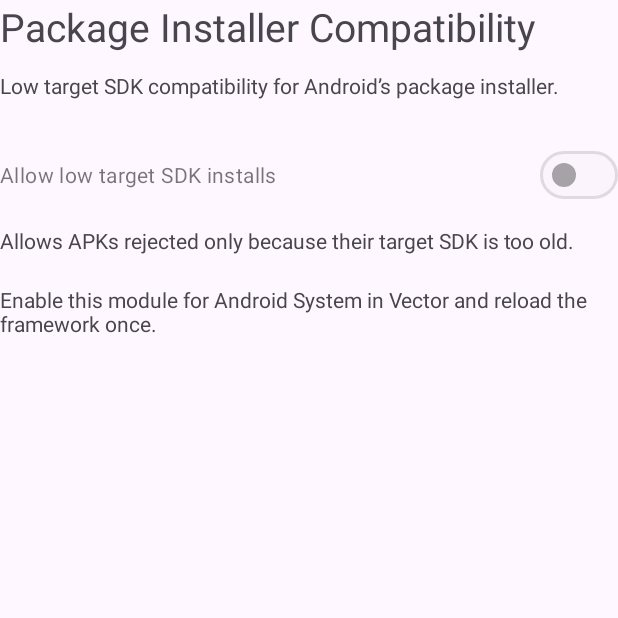
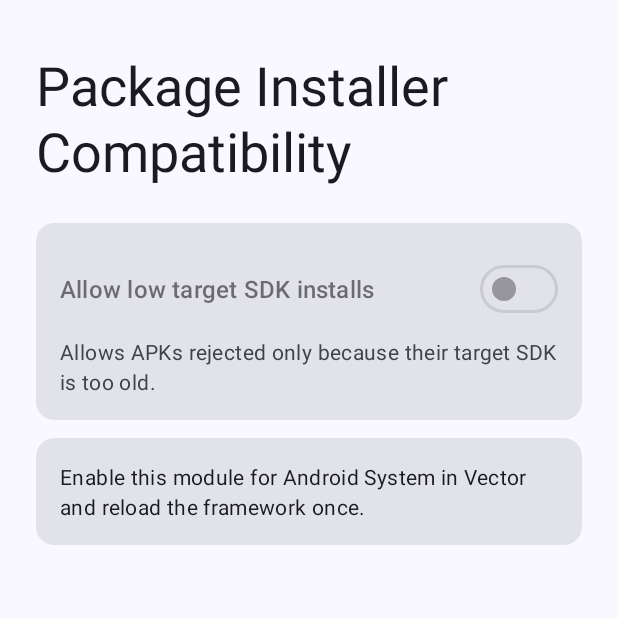
Before and after one commit to OneUI-Mods/package-installer-compat, an Android app: the screen it shows after launch (MainActivity), on a phone screen of 412 x 824 dp, the top half of it. Run offline under Robolectric (Android 15) with nearby library versions, the phone set to English and light mode, and no system bars; libraries missing offline, so code that uses them is left out: io.github.libxposed.service; 4 statements that could not run were skipped.

Commit message:
Redesign installer settings with Material 3

```diff
--- a/app/build.gradle
+++ b/app/build.gradle
@@ -12,8 +12,8 @@ android {
         applicationId 'dev.ryuya.packageinstallercompat'
         minSdk 34
         targetSdk 37
-        versionCode 4
-        versionName '0.2.2'
+        versionCode 6
+        versionName '0.2.4'
     }
     buildFeatures {
         buildConfig true
--- a/app/src/main/java/dev/ryuya/packageinstallercompat/CompatApplication.kt
+++ b/app/src/main/java/dev/ryuya/packageinstallercompat/CompatApplication.kt
@@ -5,6 +5,7 @@ import android.content.SharedPreferences
 import android.os.Handler
 import android.os.Looper
 import androidx.lifecycle.MutableLiveData
+import com.google.android.material.color.DynamicColors
 import io.github.libxposed.service.XposedService
 import io.github.libxposed.service.XposedServiceHelper
 import java.util.concurrent.LinkedBlockingQueue
@@ -28,6 +29,7 @@ class CompatApplication : Application() {
 
     override fun onCreate() {
         super.onCreate()
+        DynamicColors.applyToActivitiesIfAvailable(this)
         XposedServiceHelper.registerListener(object : XposedServiceHelper.OnServiceListener {
             override fun onServiceBind(bound: XposedService) {
                 main.post {
--- a/app/src/main/java/dev/ryuya/packageinstallercompat/MainActivity.kt
+++ b/app/src/main/java/dev/ryuya/packageinstallercompat/MainActivity.kt
@@ -1,45 +1,41 @@
 package dev.ryuya.packageinstallercompat
 
+import android.content.res.Configuration
 import android.os.Bundle
-import android.widget.LinearLayout
-import android.widget.ScrollView
+import android.view.View
 import android.widget.TextView
 import androidx.appcompat.app.AppCompatActivity
 import androidx.core.view.ViewCompat
+import androidx.core.view.WindowCompat
 import androidx.core.view.WindowInsetsCompat
+import com.google.android.material.R as MaterialR
+import com.google.android.material.card.MaterialCardView
+import com.google.android.material.color.MaterialColors
 import com.google.android.material.materialswitch.MaterialSwitch
 
 class MainActivity : AppCompatActivity() {
     override fun onCreate(savedInstanceState: Bundle?) {
         super.onCreate(savedInstanceState)
+        setContentView(R.layout.activity_main)
+        val nightMode = resources.configuration.uiMode and Configuration.UI_MODE_NIGHT_MASK
+        val lightBackground = nightMode != Configuration.UI_MODE_NIGHT_YES
+        WindowCompat.getInsetsController(window, window.decorView).apply {
+            isAppearanceLightStatusBars = lightBackground
+            isAppearanceLightNavigationBars = lightBackground
+        }
+
         val app = application as CompatApplication
-        val body = LinearLayout(this).apply { orientation = LinearLayout.VERTICAL }
-        val scroll = ScrollView(this).apply { addView(body) }
-        ViewCompat.setOnApplyWindowInsetsListener(body) { view, insets ->
-            val bars = insets.getInsets(WindowInsetsCompat.Type.systemBars() or WindowInsetsCompat.Type.displayCutout())
-            view.setPadding(bars.left + dp(24), bars.top + dp(24), bars.right + dp(24), bars.bottom + dp(24))
+        val scroll = findViewById<View>(R.id.settings_scroll)
+        val lowTargetToggle = findViewById<MaterialSwitch>(R.id.low_target_toggle)
+        val statusCard = findViewById<MaterialCardView>(R.id.status_card)
+        val status = findViewById<TextView>(R.id.connection_status)
+
+        ViewCompat.setOnApplyWindowInsetsListener(scroll) { view, insets ->
+            val safeArea = WindowInsetsCompat.Type.systemBars() or WindowInsetsCompat.Type.displayCutout()
+            val bars = insets.getInsets(safeArea)
+            view.setPadding(bars.left, bars.top, bars.right, bars.bottom)
             insets
         }
-        body.addView(TextView(this).apply {
-            setText(R.string.app_name)
-            textSize = 26f
-        })
-        body.addView(TextView(this).apply {
-            setText(R.string.description)
-            setPadding(0, dp(12), 0, dp(24))
-        })
-        val lowTargetToggle = MaterialSwitch(this).apply {
-            setText(R.string.allow_old_sdk)
-            minHeight = dp(52)
-        }
-        body.addView(lowTargetToggle)
-        body.addView(TextView(this).apply {
-            setText(R.string.low_target_detail)
-            setPadding(0, dp(8), 0, dp(20))
-        })
-        val status = TextView(this)
-        body.addView(status)
-        setContentView(scroll)
 
         app.connection.observe(this) { state ->
             lowTargetToggle.setOnCheckedChangeListener(null)
@@ -48,13 +44,23 @@ class MainActivity : AppCompatActivity() {
             lowTargetToggle.setOnCheckedChangeListener { _, enabled ->
                 app.setLowTargetSdkAllowed(enabled)
             }
-            status.text = when {
-                state.saveFailed -> getString(R.string.setting_error)
-                state.framework != null -> getString(R.string.framework_connected, state.framework)
-                else -> getString(R.string.connection_required)
-            }
+            renderConnectionStatus(state, statusCard, status)
         }
     }
 
-    private fun dp(value: Int) = (value * resources.displayMetrics.density).toInt()
+    private fun renderConnectionStatus(state: Connection, card: MaterialCardView, text: TextView) {
+        val message = when {
+            state.saveFailed -> getString(R.string.setting_error)
+            state.framework != null -> getString(R.string.framework_connected, state.framework)
+            else -> getString(R.string.connection_required)
+        }
+        val (containerColor, textColor) = when {
+            state.saveFailed -> MaterialR.attr.colorErrorContainer to MaterialR.attr.colorOnErrorContainer
+            state.framework != null -> MaterialR.attr.colorSecondaryContainer to MaterialR.attr.colorOnSecondaryContainer
+            else -> MaterialR.attr.colorSurfaceContainer to MaterialR.attr.colorOnSurfaceVariant
+        }
+        card.setCardBackgroundColor(MaterialColors.getColor(card, containerColor))
+        text.setTextColor(MaterialColors.getColor(text, textColor))
+        text.text = message
+    }
 }
--- /dev/null
+++ b/app/src/main/res/layout/activity_main.xml
@@ -0,0 +1,89 @@
+<?xml version="1.0" encoding="utf-8"?>
+<ScrollView xmlns:android="http://schemas.android.com/apk/res/android"
+    xmlns:app="http://schemas.android.com/apk/res-auto"
+    android:id="@+id/settings_scroll"
+    android:layout_width="match_parent"
+    android:layout_height="match_parent"
+    android:background="?attr/colorSurface"
+    android:clipToPadding="false"
+    android:fillViewport="true">
+
+    <androidx.constraintlayout.widget.ConstraintLayout
+        android:layout_width="match_parent"
+        android:layout_height="wrap_content"
+        android:paddingHorizontal="24dp"
+        android:paddingTop="32dp"
+        android:paddingBottom="32dp">
+
+        <LinearLayout
+            android:layout_width="0dp"
+            android:layout_height="wrap_content"
+            android:orientation="vertical"
+            app:layout_constraintEnd_toEndOf="parent"
+            app:layout_constraintStart_toStartOf="parent"
+            app:layout_constraintTop_toTopOf="parent"
+            app:layout_constraintWidth_max="560dp">
+
+            <com.google.android.material.textview.MaterialTextView
+                android:layout_width="match_parent"
+                android:layout_height="wrap_content"
+                android:accessibilityHeading="true"
+                android:text="@string/app_name"
+                android:textAppearance="?attr/textAppearanceDisplaySmall"
+                android:textColor="?attr/colorOnSurface" />
+
+            <com.google.android.material.card.MaterialCardView
+                style="@style/Widget.Material3.CardView.Filled"
+                android:layout_width="match_parent"
+                android:layout_height="wrap_content"
+                android:layout_marginTop="24dp">
+
+                <LinearLayout
+                    android:layout_width="match_parent"
+                    android:layout_height="wrap_content"
+                    android:orientation="vertical"
+                    android:padding="16dp">
+
+                    <com.google.android.material.materialswitch.MaterialSwitch
+                        android:id="@+id/low_target_toggle"
+                        android:layout_width="match_parent"
+                        android:layout_height="wrap_content"
+                        android:enabled="false"
+                        android:gravity="center_vertical"
+                        android:minHeight="56dp"
+                        android:saveEnabled="false"
+                        android:text="@string/allow_old_sdk"
+                        android:textAppearance="?attr/textAppearanceTitleMedium"
+                        app:switchPadding="16dp" />
+
+                    <com.google.android.material.textview.MaterialTextView
+                        android:layout_width="match_parent"
+                        android:layout_height="wrap_content"
+                        android:layout_marginTop="4dp"
+                        android:text="@string/low_target_detail"
+                        android:textAppearance="?attr/textAppearanceBodyMedium"
+                        android:textColor="?attr/colorOnSurfaceVariant" />
+
+                </LinearLayout>
+            </com.google.android.material.card.MaterialCardView>
+
+            <com.google.android.material.card.MaterialCardView
+                android:id="@+id/status_card"
+                style="@style/Widget.Material3.CardView.Filled"
+                android:layout_width="match_parent"
+                android:layout_height="wrap_content"
+                android:layout_marginTop="12dp">
+
+                <com.google.android.material.textview.MaterialTextView
+                    android:id="@+id/connection_status"
+                    android:layout_width="match_parent"
+                    android:layout_height="wrap_content"
+                    android:accessibilityLiveRegion="polite"
+                    android:padding="16dp"
+                    android:textAppearance="?attr/textAppearanceBodyMedium" />
+
+            </com.google.android.material.card.MaterialCardView>
+
+        </LinearLayout>
+    </androidx.constraintlayout.widget.ConstraintLayout>
+</ScrollView>
```
